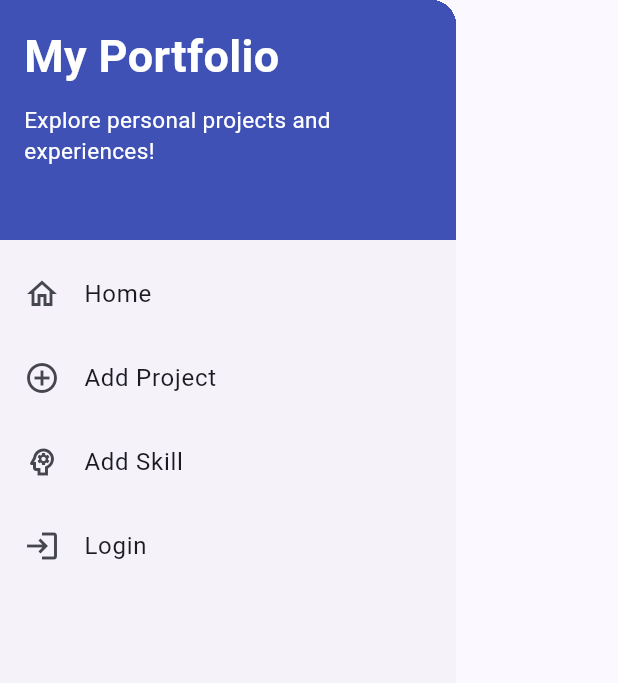
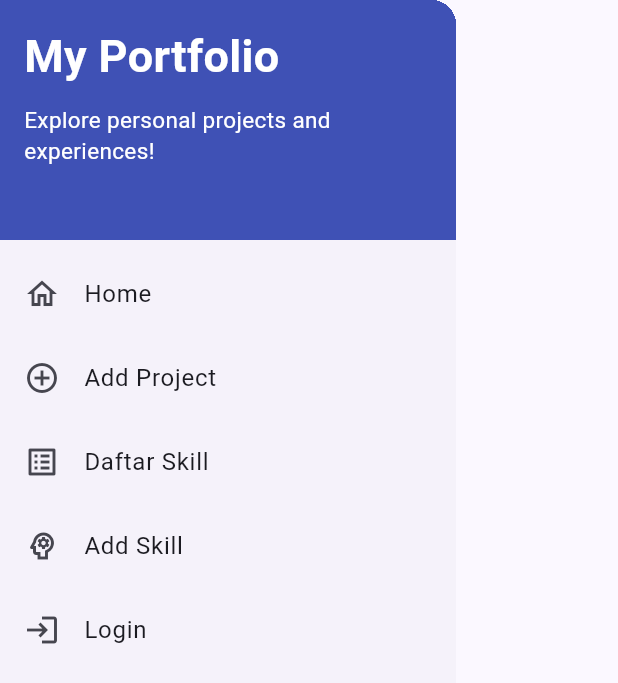
Before and after one commit to jhalimsaputra-cloud/myportofolio_mobile, a Flutter app: the LeftDrawer widget shown alone on an empty page, opened directly, on a phone screen of 412 x 824 dp. Shown: the top 683 px of the screen. Run offline on Flutter 3.47's test engine with Material 3 defaults, Android fonts, the phone set to English and light mode, and no system bars; our stand-ins replace material_ui; generated files the repository leaves out were written again; network calls fail.

Commit message:
feat: browse public skills from Flutter

```diff
--- /dev/null
+++ b/lib/models/skill.dart
@@ -0,0 +1,50 @@
+import 'package:json_annotation/json_annotation.dart';
+
+part 'skill.g.dart';
+
+enum SkillType {
+  @JsonValue('Software')
+  software('Software Development'),
+  @JsonValue('Systems')
+  systems('Systems & Architecture');
+
+  const SkillType(this.label);
+
+  final String label;
+}
+
+@JsonSerializable(fieldRename: FieldRename.snake)
+class Skill {
+  const Skill({
+    this.id,
+    required this.name,
+    required this.skillType,
+    required this.description,
+    this.imageFilename = '',
+    this.starCount = 0,
+    this.isStarred = false,
+    this.starredByNames = '',
+  });
+
+  factory Skill.fromJson(Map<String, dynamic> json) => _$SkillFromJson(json);
+
+  @JsonKey(includeToJson: false)
+  final String? id;
+  final String name;
+  final SkillType skillType;
+  final String description;
+
+  @JsonKey(defaultValue: '')
+  final String imageFilename;
+
+  @JsonKey(defaultValue: 0, includeToJson: false)
+  final int starCount;
+
+  @JsonKey(defaultValue: false, includeToJson: false)
+  final bool isStarred;
+
+  @JsonKey(defaultValue: '', includeToJson: false)
+  final String starredByNames;
+
+  Map<String, dynamic> toJson() => _$SkillToJson(this);
+}
--- /dev/null
+++ b/lib/screens/skill_detail_screen.dart
@@ -0,0 +1,61 @@
+import 'package:material_ui/material_ui.dart';
+import 'package:myportofolio_mobile/models/skill.dart';
+import 'package:myportofolio_mobile/models/skill_image_url.dart';
+import 'package:myportofolio_mobile/services/api_client.dart';
+import 'package:myportofolio_mobile/widgets/skill_image.dart';
+import 'package:provider/provider.dart';
+
+class SkillDetailScreen extends StatelessWidget {
+  const SkillDetailScreen({super.key, required this.skill});
+
+  final Skill skill;
+
+  @override
+  Widget build(BuildContext context) {
+    final imageUri = skillImageUri(
+      skill.imageFilename,
+      context.read<ApiClient>().baseUrl,
+    );
+    final fields = {
+      'Nama': skill.name,
+      'Tipe': skill.skillType.label,
+      'Deskripsi': skill.description,
+      'Gambar': skill.imageFilename.isEmpty ? 'Tidak ada' : skill.imageFilename,
+      'Jumlah bintang': skill.starCount.toString(),
+      'Ditandai oleh pengguna saat ini': skill.isStarred ? 'Ya' : 'Tidak',
+      'Pemberi bintang': skill.starredByNames.isEmpty
+          ? 'Belum ada'
+          : skill.starredByNames,
+      'ID': skill.id ?? 'Tidak tersedia',
+    };
+    final labelStyle = Theme.of(context).textTheme.titleSmall;
+
+    return Scaffold(
+      appBar: AppBar(title: const Text('Detail Skill')),
+      body: SafeArea(
+        child: Center(
+          child: ConstrainedBox(
+            constraints: const BoxConstraints(maxWidth: 640),
+            child: ListView(
+              padding: const EdgeInsets.all(16),
+              children: [
+                if (imageUri != null) ...[
+                  Align(
+                    alignment: Alignment.centerLeft,
+                    child: SkillImage(previewUri: imageUri),
+                  ),
+                  const SizedBox(height: 16),
+                ],
+                for (final field in fields.entries) ...[
+                  Text(field.key, style: labelStyle),
+                  SelectableText(field.value),
+                  const SizedBox(height: 12),
+                ],
+              ],
+            ),
+          ),
+        ),
+      ),
+    );
+  }
+}
--- a/lib/services/api_client.dart
+++ b/lib/services/api_client.dart
@@ -3,6 +3,7 @@ import 'dart:convert';
 import 'package:http/http.dart' as http;
 import 'package:myportofolio_mobile/config.dart';
 import 'package:myportofolio_mobile/models/project.dart';
+import 'package:myportofolio_mobile/models/skill.dart';
 
 class ApiException implements Exception {
   const ApiException(this.statusCode, this.message);
@@ -55,6 +56,47 @@ class ApiClient {
     return Project.fromJson(_jsonObject(response));
   }
 
+  Future<List<Skill>> getSkills() async {
+    final response = await _client.get(
+      _uri('/api/v1/skills/'),
+      headers: const {'Accept': 'application/json'},
+    );
+    _ensureSuccess(response);
+    final skills = jsonDecode(utf8.decode(response.bodyBytes)) as List<dynamic>;
+    return skills
+        .map((item) => Skill.fromJson(item as Map<String, dynamic>))
+        .toList();
+  }
+
+  Future<Skill> createSkill(Skill skill, {required String token}) async {
+    final response = await _client.post(
+      _uri('/api/v1/skills/'),
+      headers: {..._jsonHeaders, 'Authorization': 'Token $token'},
+      body: jsonEncode(skill.toJson()),
+    );
+    _ensureSuccess(response);
+    return Skill.fromJson(_jsonObject(response));
+  }
+
+  Future<Skill> updateSkill(
+    Skill original,
+    Skill edited, {
+    required String token,
+  }) async {
+    final id = original.id;
+    if (id == null) throw ArgumentError('The original skill must have an ID.');
+    final originalJson = original.toJson();
+    final changes = edited.toJson()
+      ..removeWhere((key, value) => originalJson[key] == value);
+    final response = await _client.patch(
+      _uri('/api/v1/skills/${Uri.encodeComponent(id)}/'),
+      headers: {..._jsonHeaders, 'Authorization': 'Token $token'},
+      body: jsonEncode(changes),
+    );
+    _ensureSuccess(response);
+    return Skill.fromJson(_jsonObject(response));
+  }
+
   Future<String> obtainToken(String username, String password) async {
     final response = await _client.post(
       _uri('/api/v1/auth/token/'),
--- a/lib/widgets/left_drawer.dart
+++ b/lib/widgets/left_drawer.dart
@@ -1,6 +1,7 @@
 import 'package:material_ui/material_ui.dart';
 import 'package:myportofolio_mobile/screens/project_form.dart';
 import 'package:myportofolio_mobile/screens/skill_form.dart';
+import 'package:myportofolio_mobile/screens/skill_list_screen.dart';
 import 'package:myportofolio_mobile/services/auth_state.dart';
 import 'package:myportofolio_mobile/widgets/auth_guard.dart';
 import 'package:provider/provider.dart';
@@ -10,10 +11,12 @@ class LeftDrawer extends StatelessWidget {
     super.key,
     this.isProjectForm = false,
     this.isSkillForm = false,
+    this.isSkillList = false,
   });
 
   final bool isProjectForm;
   final bool isSkillForm;
+  final bool isSkillList;
 
   Future<void> _openForm(
     BuildContext context, {
@@ -97,6 +100,15 @@ class LeftDrawer extends StatelessWidget {
             ),
           ),
           ListTile(
+            leading: const Icon(Icons.list_alt),
+            title: const Text('Daftar Skill'),
+            onTap: () => _openForm(
+              context,
+              isCurrentForm: isSkillList,
+              builder: (_) => const SkillListScreen(),
+            ),
+          ),
+          ListTile(
             leading: const Icon(Icons.psychology_outlined),
             title: const Text('Add Skill'),
             onTap: () => _openForm(
```
Also changed, not shown: lib/models/skill_image_url.dart (+19 -0 lines), lib/screens/menu.dart (+15 -0 lines), lib/screens/skill_list_screen.dart (added, +117 -0 lines), 1 other file.
